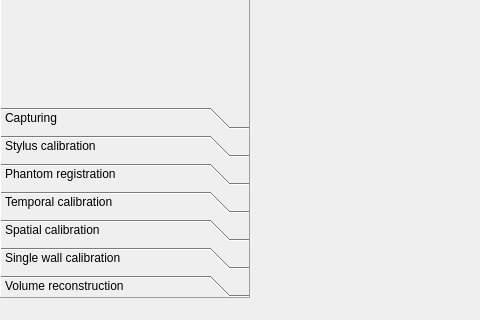
This is PlusApp/fCal/fCalMainWindow.ui in PlusToolkit/PlusApp as Qt 5 draws it before an edit; both pictures show x 0 to 480 and y 402 to 722 of the 1022 by 722 pixel window. The edited form follows.
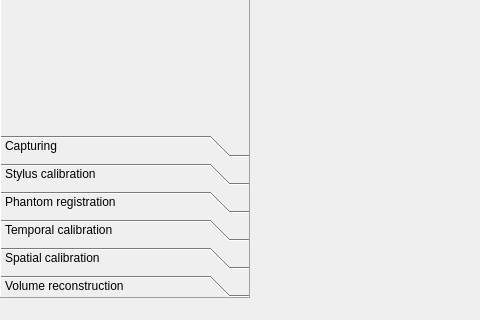
This is the edited form. Icons and pictures are not drawn. Custom widgets are drawn as their Qt base class.

Commit message: re #456: Removed Single wall calibration toolbox. Will be added back when the algorithm is stable enough to be used.

The edit to the form file:
```diff
--- a/PlusApp/fCal/fCalMainWindow.ui
+++ b/PlusApp/fCal/fCalMainWindow.ui
@@ -311,11 +311,6 @@
           <string>Spatial calibration</string>
          </attribute>
         </widget>
-        <widget class="QWidget" name="toolbox_SingleWallCalibration">
-         <attribute name="label">
-          <string>Single wall calibration</string>
-         </attribute>
-        </widget>
         <widget class="QWidget" name="toolbox_VolumeReconstruction">
          <property name="geometry">
           <rect>
```
